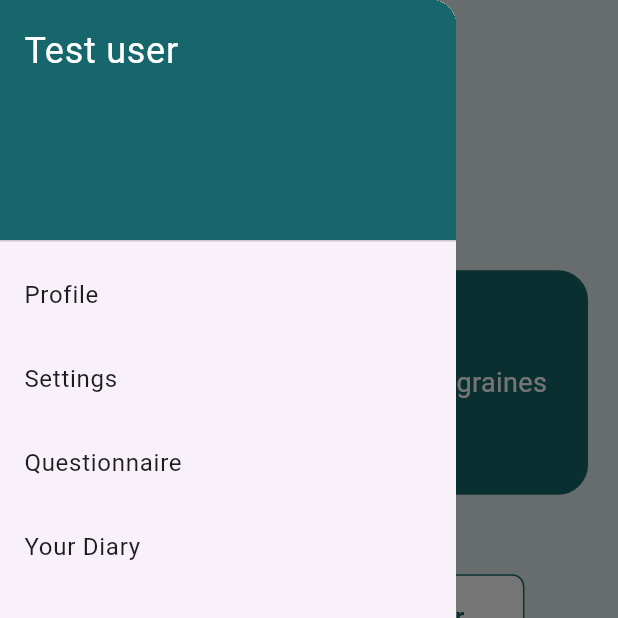
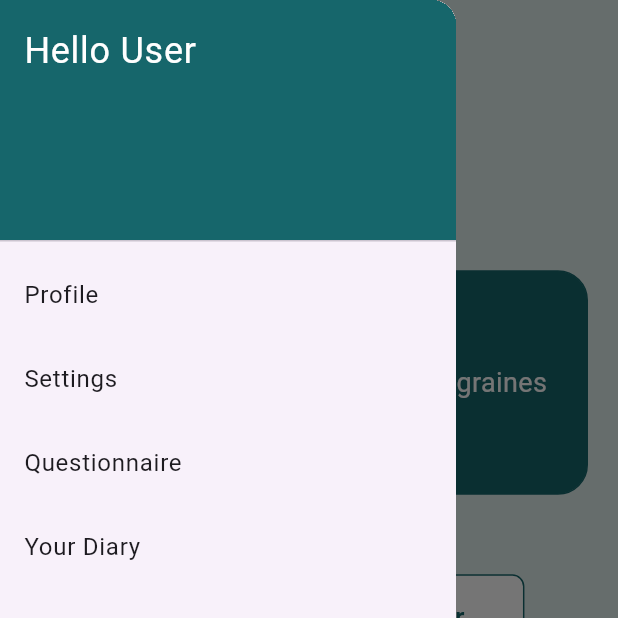
Before and after one commit to sanikaahadap/migraine_review, a Flutter app: the HomePage screen opened directly, after a tap on the "menu" icon, on a phone screen of 412 x 824 dp, the top half of it. Run offline on Flutter 3.47's test engine with Material 3 defaults, Android fonts, the phone set to English and light mode, and no system bars; our stand-ins replace cloud_firestore, firebase_auth, firebase_core, smooth_page_indicator, table_calendar; accounts and stored records are empty.

```diff
--- a/lib/home.dart
+++ b/lib/home.dart
@@ -9,8 +9,8 @@ import 'package:neurooooo/faqs.dart';
 import 'package:neurooooo/calendar.dart';
 import 'package:neurooooo/profile.dart';
 import 'package:neurooooo/diary.dart';
-
 import 'models/user.dart';
+import 'dart:developer';
 
 class HomePage extends StatefulWidget {
   const HomePage({super.key});
@@ -21,14 +21,14 @@ class HomePage extends StatefulWidget {
 
 class _HomePageState extends State<HomePage> {
   final GlobalKey<ScaffoldState> _scaffoldKey = GlobalKey<ScaffoldState>();
-  ModelUser user=ModelUser(email: '', username:'' , uid: '');
-  String _userName = '';
+  ModelUser user=ModelUser(email: '', name:'' , uid: '', phone: '', dob: '', patient_id: '');
+  // String _userName = '';
 
   @override
   void initState() {
     super.initState();
     // Fetch user data hereF
-    _userName = 'Test User';
+    // _userName = 'Test User';
     getDetails();
     // Placeholder user name
   }
@@ -47,7 +47,7 @@ class _HomePageState extends State<HomePage> {
 
     DocumentSnapshot snap =
     await firebaseFirestore.collection('users').doc(currentUser.uid).get();
-    print('sssssssss' + snap['email']);
+    log('sssssssss ${snap["email"]}');
     return ModelUser.fromSnap(snap);
   }
 
@@ -86,7 +86,7 @@ class _HomePageState extends State<HomePage> {
               mainAxisAlignment: MainAxisAlignment.center,
               children: <Widget>[
                 Text(
-                  'Hello ${user.username}',
+                  'Hello ${user.name}',
                   style: const TextStyle(
                     fontSize: 22.0,
                     fontWeight: FontWeight.bold,
@@ -159,7 +159,7 @@ class _HomePageState extends State<HomePage> {
                       onPressed: () {
                         Navigator.push(
                           context,
-                          MaterialPageRoute(builder: (context) => DiaryPage()),
+                          MaterialPageRoute(builder: (context) => const DiaryPage()),
                         );// Handle Your Diary button press
                       },
                     ),
@@ -184,13 +184,13 @@ class _HomePageState extends State<HomePage> {
         child: ListView(
           padding: EdgeInsets.zero,
           children: [
-            const DrawerHeader(
-              decoration: BoxDecoration(
+             DrawerHeader(
+              decoration: const BoxDecoration(
                 color: Color(0xFF16666B),
               ),
               child: Text(
-                'Test user',
-                style: TextStyle(
+                user.name.isNotEmpty ? user.name : 'Hello User', // Display user's name if not empty
+                style: const TextStyle(
                   color: Colors.white,
                   fontSize: 24,
                 ),
@@ -201,7 +201,7 @@ class _HomePageState extends State<HomePage> {
               onTap: () {
                 Navigator.push(
                   context,
-                  MaterialPageRoute(builder: (context) => ProfilePage()),
+                  MaterialPageRoute(builder: (context) => const ProfilePage()),
                 );// Navigate to profile page
               },
             ),
@@ -210,7 +210,7 @@ class _HomePageState extends State<HomePage> {
               onTap: () {
                 Navigator.push(
                   context,
-                  MaterialPageRoute(builder: (context) => SettingsPage()),
+                  MaterialPageRoute(builder: (context) => const SettingsPage()),
                 );
               },
             ),
@@ -289,12 +289,12 @@ class _HomePageState extends State<HomePage> {
           } else if (index == 1) {
             Navigator.push(
               context,
-              MaterialPageRoute(builder: (context) => NotificationsPage()),
+              MaterialPageRoute(builder: (context) => const NotificationsPage()),
             );
           } else if (index == 2) {
             Navigator.push(
               context,
-              MaterialPageRoute(builder: (context) => SettingsPage()),
+              MaterialPageRoute(builder: (context) => const SettingsPage()),
             );
           }
         },
--- a/lib/models/user.dart
+++ b/lib/models/user.dart
@@ -3,22 +3,36 @@ import 'package:cloud_firestore/cloud_firestore.dart';
 class ModelUser
 {
   final String email;
-  final String username;
+  final String name;
   final String uid;
-  ModelUser({required this.email,required this.username,required this.uid});
+  final String patient_id;
+  final String phone;
+  final String dob;
+
+  ModelUser({required this.email,required this.name,required this.uid, required this.patient_id, required this.phone, required this.dob});
 
   Map<String,dynamic> toJson()=>
       {
         'email': email,
-        'username': username,
-        'uid':uid
-
+        'name': name,
+        'uid':uid,
+        'patient_id': patient_id,
+        'phone': phone,
+        'dob': dob,
       };
 
   static ModelUser fromSnap(DocumentSnapshot snap)
   {
     var snapshot=snap.data() as Map<String,dynamic>;
 
-    return ModelUser(email: snapshot['email'], username: snapshot['name'], uid: snapshot['patient_id']);
+    return ModelUser(
+        email: snapshot['email'],
+        name: snapshot['name'],
+        uid: snapshot['patient_id'],
+        phone : snapshot['email'],
+        dob: snapshot['dob'],
+        patient_id: snapshot['patient_id']
+
+    );
   }
 }
```
Also changed, not shown: lib/signup.dart (+12 -12 lines), lib/userinfopage.dart (+26 -26 lines).
